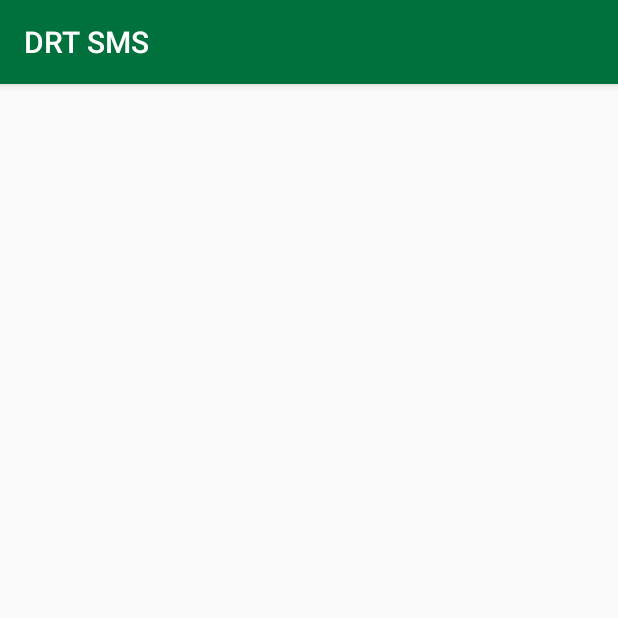
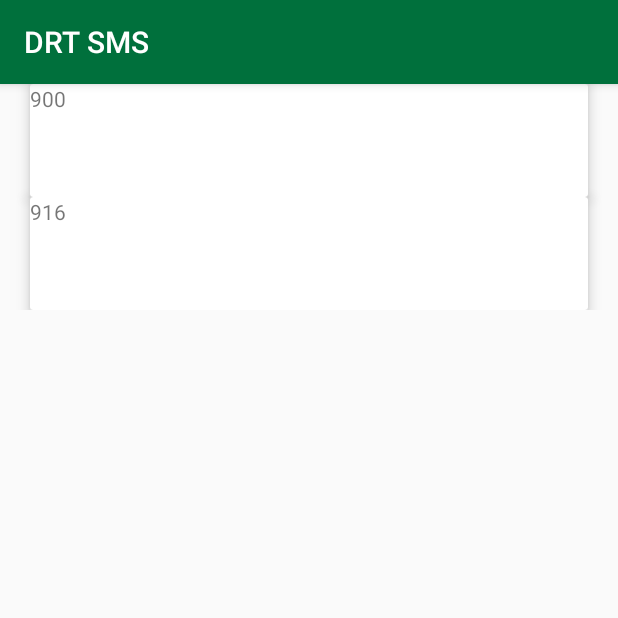
Before and after one commit to tagniam/DRT-Live, an Android app: the screen it shows after launch (MainActivity), on a phone screen of 412 x 824 dp, the top half of it. Run offline under Robolectric (Android 15) with nearby library versions, the phone set to English and light mode, and no system bars; 1 statement that could not run was skipped.

Commit message:
Mock up schedule view

```diff
--- a/app/src/main/java/com/tagniam/drtsms/MainActivity.java
+++ b/app/src/main/java/com/tagniam/drtsms/MainActivity.java
@@ -13,17 +13,39 @@ import android.widget.EditText;
 import android.widget.TextView;
 import android.widget.Toast;
 
+import com.tagniam.drtsms.schedule.adapter.ScheduleAdapter;
+import com.tagniam.drtsms.schedule.data.BusTime;
 import com.tagniam.drtsms.schedule.data.Schedule;
+import com.tagniam.drtsms.schedule.data.SmsBusTime;
 import com.tagniam.drtsms.schedule.fetcher.ScheduleFetcher;
 import com.tagniam.drtsms.schedule.fetcher.SmsScheduleFetcher;
 
+import java.util.ArrayList;
+import java.util.List;
+
 public class MainActivity extends AppCompatActivity {
   private ScheduleReceiver scheduleReceiver;
+  private final String TEST_MSG_1 = "Rt 900 WB: 7:09p| 12:25a| 5:59a";
+  private final String TEST_MSG_2 = "Rt 916 Counter Clockwise: 7:16p| 7:44p| 8:12p| 8:42p";
 
   @Override
   protected void onCreate(Bundle savedInstanceState) {
     super.onCreate(savedInstanceState);
     setContentView(R.layout.activity_main);
+
+    // Schedule view setup
+    RecyclerView scheduleView = findViewById(R.id.scheduleDisplay);
+    LinearLayoutManager layoutManager = new LinearLayoutManager(getApplicationContext());
+    scheduleView.setLayoutManager(layoutManager);
+
+    // Mock bus time objects for now
+    List<BusTime> busTimeList = new ArrayList<>();
+    busTimeList.add(new SmsBusTime(TEST_MSG_1));
+    busTimeList.add(new SmsBusTime(TEST_MSG_2));
+
+    // Sets up adapter, contents of schedule view
+    ScheduleAdapter scheduleAdapter = new ScheduleAdapter(busTimeList);
+    scheduleView.setAdapter(scheduleAdapter);
 
     // Start listening for incoming schedule fetches
     scheduleReceiver = new ScheduleReceiver();
--- /dev/null
+++ b/app/src/main/java/com/tagniam/drtsms/schedule/adapter/ScheduleAdapter.java
@@ -0,0 +1,69 @@
+package com.tagniam.drtsms.schedule.adapter;
+
+import android.support.v7.widget.RecyclerView;
+import android.view.LayoutInflater;
+import android.view.View;
+import android.view.ViewGroup;
+import android.widget.TextView;
+
+import com.tagniam.drtsms.R;
+import com.tagniam.drtsms.schedule.data.BusTime;
+
+import java.util.ArrayList;
+import java.util.List;
+
+/** Created by jr on 07/12/17. */
+public class ScheduleAdapter extends RecyclerView.Adapter<ScheduleAdapter.BusTimeHolder> {
+  private List<BusTime> busTimes = new ArrayList<>();
+
+  /**
+   * Setup the adapter with a list of bus times.
+   * @param busTimes list of bus time objects
+   */
+  public ScheduleAdapter(List<BusTime> busTimes) {
+    this.busTimes = busTimes;
+  }
+
+  /**
+   * Initializes the view holder and specifies the layout of each item in the schedule view.
+   * @param parent parent ViewGroup
+   * @param viewType type of view
+   * @return BusTimeHolder with card view layout
+   */
+  @Override
+  public BusTimeHolder onCreateViewHolder(ViewGroup parent, int viewType) {
+    return new BusTimeHolder(LayoutInflater.from(parent.getContext()).inflate(
+            R.layout.card_schedule, parent, false));
+  }
+
+  /**
+   * Specifies the content of each item in the schedule view.
+   * @param holder BusTimeHolder to be modified
+   * @param position item in the list to be displayed
+   */
+  @Override
+  public void onBindViewHolder(BusTimeHolder holder, int position) {
+    holder.route.setText(busTimes.get(position).getRoute());
+  }
+
+  /**
+   * Returns the number of bus times in the schedule view.
+   * @return # of bus times in schedule view
+   */
+  @Override
+  public int getItemCount() {
+    return busTimes.size();
+  }
+
+  /**
+   * Contents of each bus time card.
+   */
+  static class BusTimeHolder extends RecyclerView.ViewHolder {
+    TextView route;
+
+    BusTimeHolder(View itemView) {
+      super(itemView);
+      route = itemView.findViewById(R.id.route);
+    }
+  }
+}
--- a/app/src/main/res/layout/card_schedule.xml
+++ b/app/src/main/res/layout/card_schedule.xml
@@ -10,8 +10,10 @@
     xmlns:card_view="http://schemas.android.com/apk/res-auto">
 
     <TextView
-        android:id="@+id/busNumber"
+        android:id="@+id/route"
         android:layout_width="wrap_content"
         android:layout_height="wrap_content"
+        android:layout_weight="1"
         android:text="112" />
+
 </android.support.v7.widget.CardView>
```
Also changed, not shown: app/src/main/res/layout/content_main.xml (indentation only).
